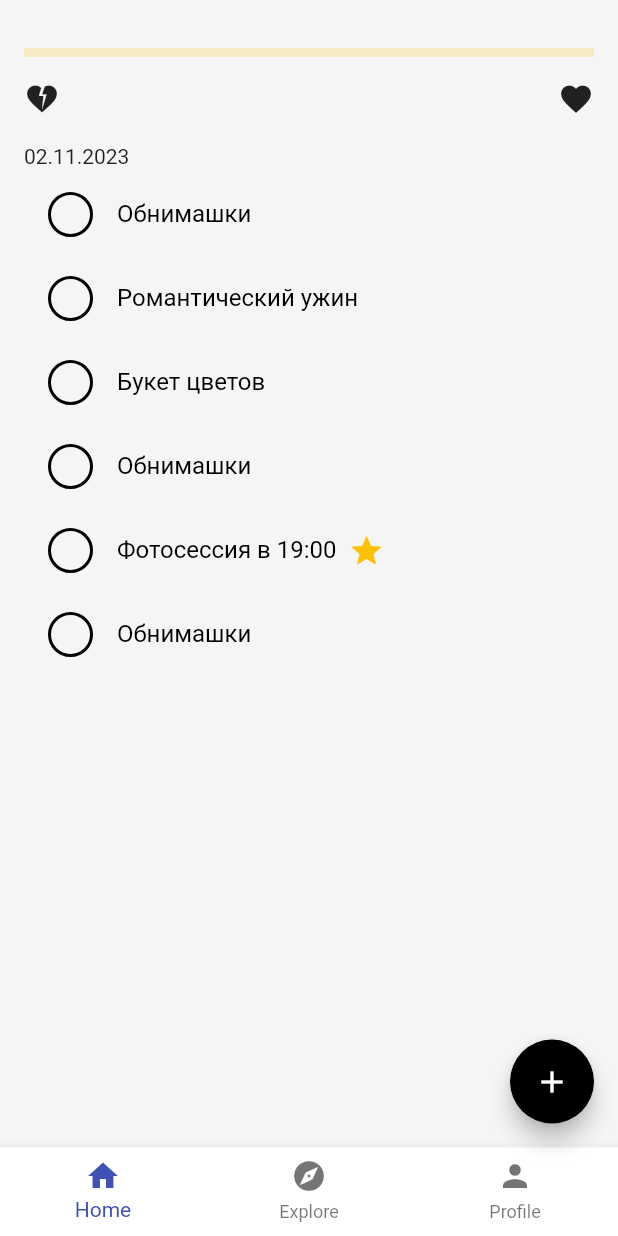
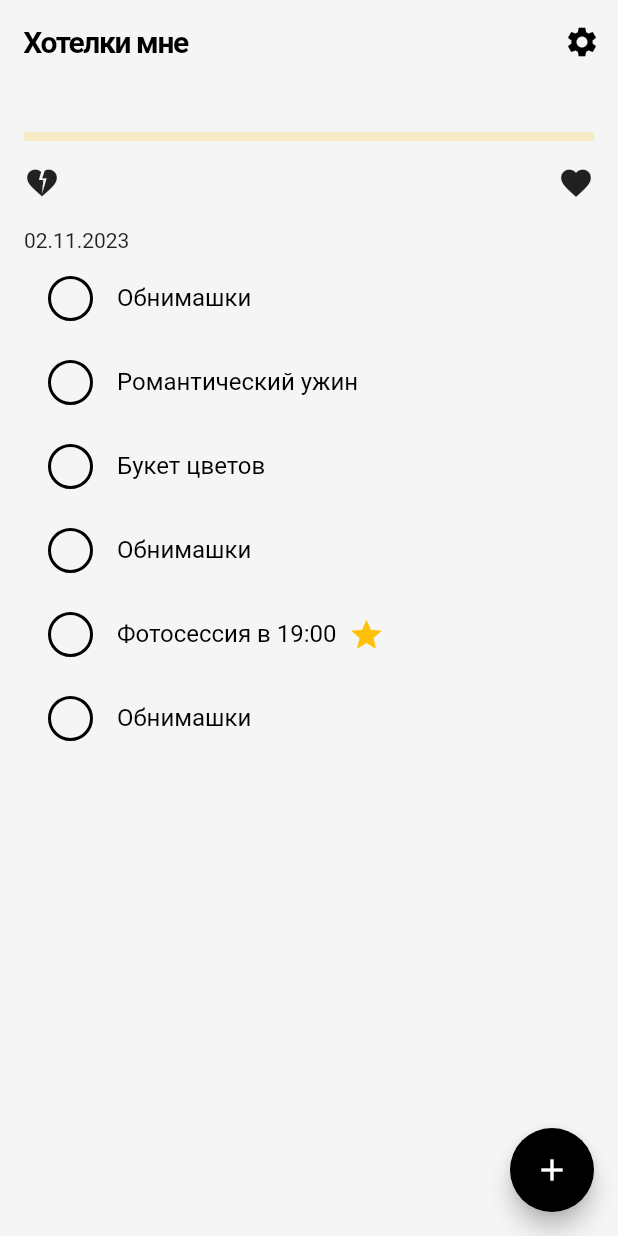
Before and after one commit to Artem-Neludimi/hotelki, a Flutter app: the HomePage screen opened by its route, on a phone screen of 412 x 824 dp. Run offline on Flutter 3.47's test engine with Material 2 defaults, Android fonts, the phone set to English and light mode, and no system bars; our stand-ins replace cached_network_image, firebase_auth, firebase_core, flutter_bloc, gap, go_router and 3 more; accounts and stored records are empty.

Commit message:
home screen redesign

```diff
--- a/lib/feature/home/ui/page/home_page.dart
+++ b/lib/feature/home/ui/page/home_page.dart
@@ -3,110 +3,30 @@ import 'package:flutter_bloc/flutter_bloc.dart';
 import 'package:gap/gap.dart';
 import 'package:intl/intl.dart';
 import 'package:scalable_flutter_app_starter/core/extension/context.dart';
-import 'package:scalable_flutter_app_starter/core/navigation/route.dart';
-import 'package:scalable_flutter_app_starter/feature/user/ui/widget/profile_tab.dart';
 
+import '../../../../core/navigation/route.dart';
 import '../../logic/bloc/home_bloc.dart';
 
-class HomePage extends StatefulWidget {
+class HomePage extends StatelessWidget {
   const HomePage({super.key});
 
   @override
-  State<HomePage> createState() => _HomePageState();
-}
-
-class _HomePageState extends State<HomePage> {
-  int _selectedIndex = 0;
-
-  final _tabs = <_HomeTab>[
-    _HomeTab(
-      label: 'Home',
-      icon: Icons.home,
-      builder: (context) => const _MainHomeTab(),
-    ),
-    _HomeTab(
-      label: 'Explore',
-      icon: Icons.explore,
-      builder: (context) => const Center(child: Text('Explore')),
-    ),
-    _HomeTab(
-      label: 'Profile',
-      icon: Icons.person,
-      builder: (context) => const ProfileTab(),
-    ),
-  ];
-
-  @override
   Widget build(BuildContext context) {
-    final Widget body;
-    final Widget? bottomNavigationBar;
-    final content = _tabs[_selectedIndex].builder(context);
-
-    if (context.isWide) {
-      body = Row(
-        children: [
-          NavigationRail(
-            selectedIndex: _selectedIndex,
-            onDestinationSelected: (index) {
-              setState(() => _selectedIndex = index);
-            },
-            destinations: [
-              for (final tab in _tabs)
-                NavigationRailDestination(
-                  label: Text(tab.label),
-                  icon: Icon(tab.icon),
+    return Scaffold(
+      appBar: AppBar(
+        title: const Text('Хотелки мне'),
+        actions: [
+          IconButton(
+            onPressed: () => AppRoute.settings.push(context),
+            icon: const Icon(Icons.settings),
           ),
         ],
       ),
-          Expanded(child: content),
-        ],
-      );
-      bottomNavigationBar = null;
-    } else {
-      body = SafeArea(child: content);
-      bottomNavigationBar = BottomNavigationBar(
-        currentIndex: _selectedIndex,
-        onTap: (index) => setState(() => _selectedIndex = index),
-        items: [
-          for (final tab in _tabs)
-            BottomNavigationBarItem(
-              label: tab.label,
-              icon: Icon(tab.icon),
-            ),
-        ],
-      );
-    }
-
-    return Scaffold(
-      body: body,
-      bottomNavigationBar: bottomNavigationBar,
       floatingActionButton: FloatingActionButton(
         onPressed: () => AppRoute.creatingHotelka.push(context),
         child: const Icon(Icons.add),
       ),
-    );
-  }
-}
-
-class _HomeTab {
-  const _HomeTab({
-    required this.label,
-    required this.icon,
-    required this.builder,
-  });
-
-  final String label;
-  final IconData icon;
-  final WidgetBuilder builder;
-}
-
-//TODO: make normal home page
-class _MainHomeTab extends StatelessWidget {
-  const _MainHomeTab();
-
-  @override
-  Widget build(BuildContext context) {
-    return BlocBuilder<HomeBloc, HomeState>(
+      body: BlocBuilder<HomeBloc, HomeState>(
         builder: (context, state) {
           if (state is HomeInitial) return const Center(child: CircularProgressIndicator());
 
@@ -164,6 +84,7 @@ class _MainHomeTab extends StatelessWidget {
             ),
           );
         },
+      ),
     );
   }
 }
```
Lines whose indentation alone changed are shown as unchanged.
